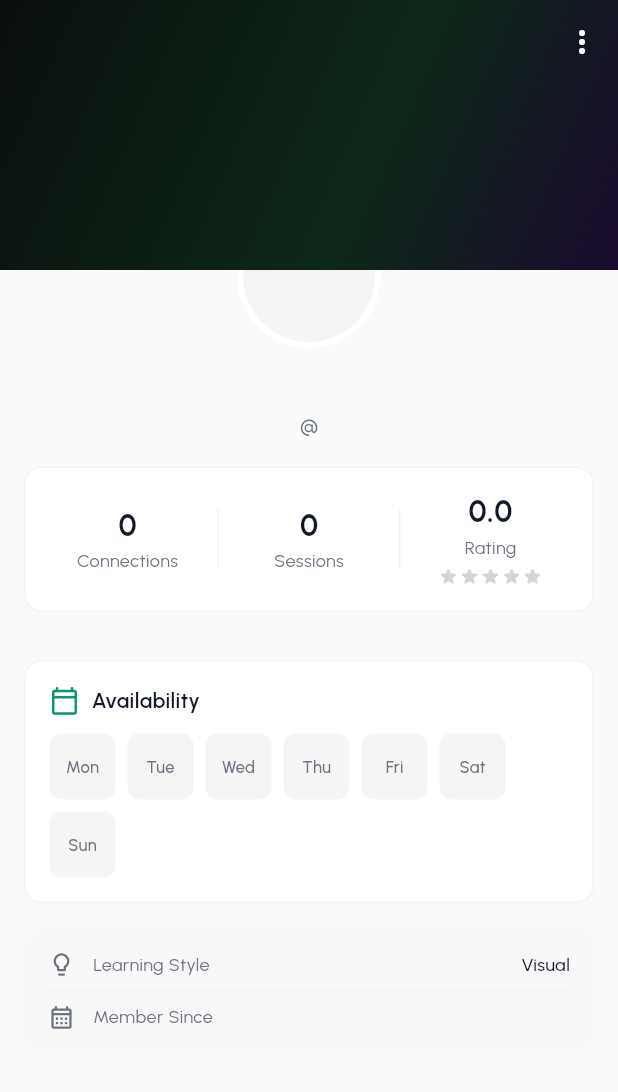
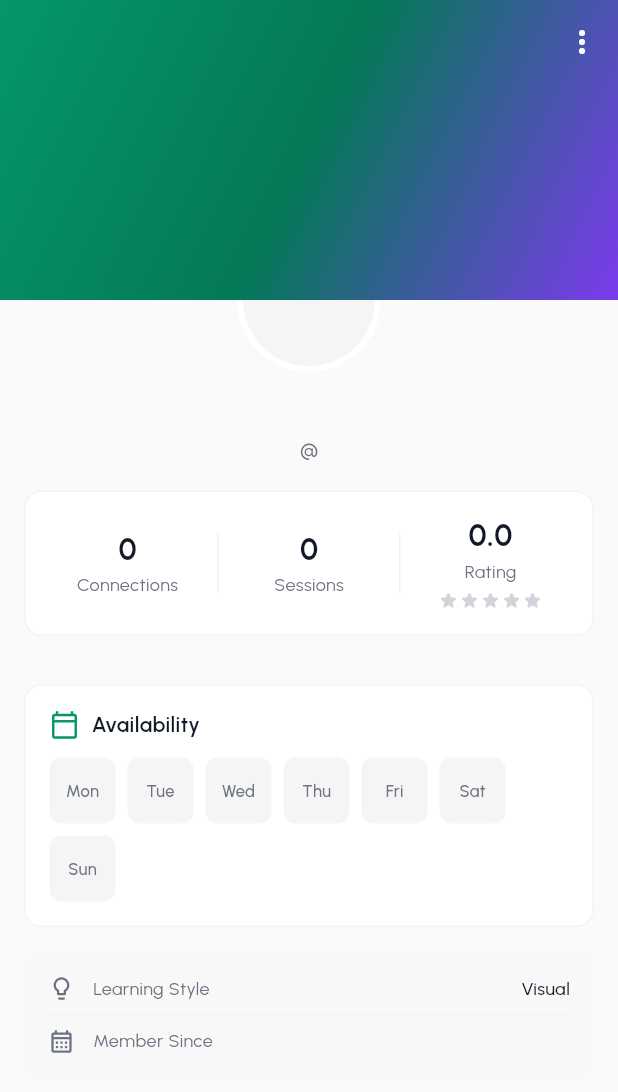
Before and after one commit to Pushparaj13811/flutter, a Flutter app: the ProfileView widget shown alone on an empty page, opened directly with empty values, on a phone screen of 412 x 824 dp. Shown: the top 1092 px of the screen. Run offline on Flutter 3.47's test engine with Material 3 defaults, Android fonts, the phone set to English and light mode, and no system bars; drawn by our look-alikes of flutter_rating_bar; our stand-ins replace cached_network_image, cloud_firestore, connectivity_plus, firebase_auth, firebase_core, firebase_messaging and 10 more; accounts and stored records are empty.

Commit message:
fix: profile cover gradient supports light/dark mode, fix avatar overlap
- Cover gradient uses AppGradients.heroFor(brightness) instead of
  hardcoded dark gradient
- SliverAppBar bg uses card color in dark mode, primary in light
- Avatar offset fixed from -44 to -48 (half of 96px total)

```diff
--- a/lib/features/profile/widgets/profile_view.dart
+++ b/lib/features/profile/widgets/profile_view.dart
@@ -49,7 +49,7 @@ class ProfileView extends StatelessWidget {
         // -- Content --
         SliverToBoxAdapter(
           child: Transform.translate(
-            offset: const Offset(0, -44), // half of avatar overlaps cover
+            offset: const Offset(0, -48), // half of avatar (88 + 8 border = 96 / 2)
             child: Column(
               children: [
                 // Avatar
@@ -164,12 +164,13 @@ class ProfileView extends StatelessWidget {
   // -- SliverAppBar with cover image ------------------------------------------
 
   Widget _buildSliverAppBar(BuildContext context, AppColorsExtension colors) {
-    const double expandedHeight = 180.0;
+    const double expandedHeight = 200.0;
+    final isDark = Theme.of(context).brightness == Brightness.dark;
 
     return SliverAppBar(
       expandedHeight: expandedHeight,
       pinned: true,
-      backgroundColor: colors.primary,
+      backgroundColor: isDark ? colors.card : colors.primary,
       foregroundColor: Colors.white,
       elevation: 0,
       actions: [
@@ -267,9 +268,11 @@ class ProfileView extends StatelessWidget {
   }
 
   Widget _buildGradientCover(AppColorsExtension colors) {
-    return Container(
-      decoration: const BoxDecoration(
-        gradient: AppGradients.hero,
+    return Builder(
+      builder: (context) => Container(
+        decoration: BoxDecoration(
+          gradient: AppGradients.heroFor(Theme.of(context).brightness),
+        ),
       ),
     );
   }
```
